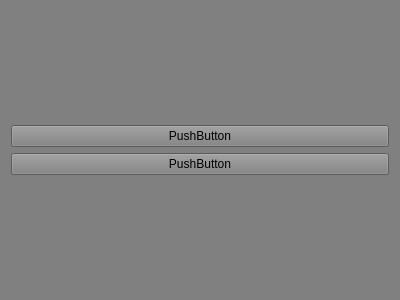
Derker2002/OpenTraffic, file openTraffic/pauseform.ui: the form before one commit.
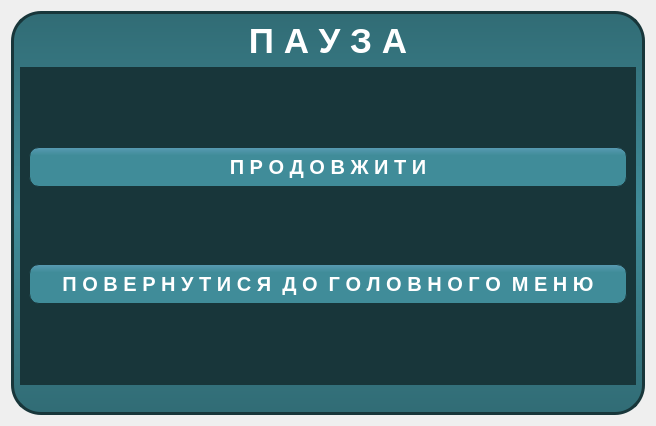
The form after the commit.

```diff
--- a/openTraffic/pauseform.ui
+++ b/openTraffic/pauseform.ui
@@ -1,39 +1,178 @@
 <?xml version="1.0" encoding="UTF-8"?>
 <ui version="4.0">
  <class>pauseform</class>
- <widget class="QWidget" name="pauseform">
+ <widget class="QDialog" name="pauseform">
+  <property name="windowModality">
+   <enum>Qt::WindowModal</enum>
+  </property>
   <property name="geometry">
    <rect>
     <x>0</x>
     <y>0</y>
-    <width>400</width>
-    <height>300</height>
+    <width>656</width>
+    <height>426</height>
    </rect>
   </property>
   <property name="windowTitle">
    <string>Form</string>
   </property>
-  <property name="styleSheet">
-   <string notr="true">background: #808080</string>
+  <property name="modal">
+   <bool>true</bool>
   </property>
   <layout class="QGridLayout" name="gridLayout_2">
-   <item row="0" column="0">
-    <layout class="QGridLayout" name="gridLayout">
-     <item row="1" column="0">
-      <widget class="QPushButton" name="pushButton_2">
-       <property name="text">
-        <string>PushButton</string>
-       </property>
-      </widget>
-     </item>
-     <item row="2" column="0">
-      <widget class="QPushButton" name="pushButton">
-       <property name="text">
-        <string>PushButton</string>
-       </property>
-      </widget>
-     </item>
-    </layout>
+   <item row="1" column="0">
+    <widget class="QWidget" name="BackGround1" native="true">
+     <property name="styleSheet">
+      <string notr="true">QWidget#BackGround1 {
+	background: qlineargradient(spread:pad, x1:0.5, y1:0, x2:0.5, y2:1, stop:0 rgba(49, 108, 117, 255), stop:0.5 rgba(64, 140, 153, 255), stop:1 rgba(49, 108, 117, 255));
+	border-style: solid;
+	border-width: 3px;
+	border-color: rgb(24, 54, 58);
+	border-radius: 30px;
+	font-family: &quot;Arial&quot;;
+	font-size: 20px;
+	font-weight: bold;
+	color: #fff;
+}</string>
+     </property>
+     <layout class="QGridLayout" name="BackGround">
+      <property name="leftMargin">
+       <number>9</number>
+      </property>
+      <property name="topMargin">
+       <number>10</number>
+      </property>
+      <property name="rightMargin">
+       <number>9</number>
+      </property>
+      <property name="bottomMargin">
+       <number>30</number>
+      </property>
+      <item row="0" column="0">
+       <widget class="QLabel" name="label">
+        <property name="sizePolicy">
+         <sizepolicy hsizetype="Preferred" vsizetype="Maximum">
+          <horstretch>0</horstretch>
+          <verstretch>0</verstretch>
+         </sizepolicy>
+        </property>
+        <property name="font">
+         <font>
+          <family>Arial</family>
+          <pointsize>26</pointsize>
+          <weight>75</weight>
+          <bold>true</bold>
+         </font>
+        </property>
+        <property name="styleSheet">
+         <string notr="true">color:#fff</string>
+        </property>
+        <property name="text">
+         <string>П А У З А</string>
+        </property>
+        <property name="alignment">
+         <set>Qt::AlignCenter</set>
+        </property>
+       </widget>
+      </item>
+      <item row="1" column="0">
+       <widget class="QWidget" name="GridLayout" native="true">
+        <property name="focusPolicy">
+         <enum>Qt::NoFocus</enum>
+        </property>
+        <property name="styleSheet">
+         <string notr="true">border : 0px solid blue;
+border-top : 3px solid rgb(24, 54, 58);
+background-color: rgb(24, 54, 58);</string>
+        </property>
+        <layout class="QGridLayout" name="gridLayout">
+         <property name="leftMargin">
+          <number>9</number>
+         </property>
+         <property name="topMargin">
+          <number>9</number>
+         </property>
+         <property name="rightMargin">
+          <number>9</number>
+         </property>
+         <property name="bottomMargin">
+          <number>9</number>
+         </property>
+         <item row="0" column="0">
+          <widget class="QPushButton" name="backButton">
+           <property name="minimumSize">
+            <size>
+             <width>300</width>
+             <height>40</height>
+            </size>
+           </property>
+           <property name="cursor">
+            <cursorShape>PointingHandCursor</cursorShape>
+           </property>
+           <property name="styleSheet">
+            <string notr="true"> QPushButton {
+     background: qlineargradient(spread:pad, x1:0.5, y1:0, x2:0.5, y2:1, stop:0 rgba(89, 155, 179, 255), stop:0.2 rgba(64, 140, 153, 255));
+	border-style: solid;
+	border-width: 1px;
+	border-color: rgb(24, 54, 58);
+	border-radius: 10px;
+	font-family: &quot;Arial&quot;;
+	font-size: 20px;
+	font-weight: bold;
+	color: #fff;
+ }
+ QPushButton:hover {
+     background: qlineargradient(spread:pad, x1:0.5, y1:1, x2:0.5, y2:0.011, stop:0 rgba(89, 155, 179, 255), stop:0.2 rgba(64, 140, 153, 255));
+ }
+ QPushButton:pressed {
+     background: qlineargradient(spread:pad, x1:0.5, y1:0, x2:0.5, y2:1, stop:0 rgba(49, 108, 117, 255), stop:0.2 rgba(64, 140, 153, 255));
+ }</string>
+           </property>
+           <property name="text">
+            <string>П Р О Д О В Ж И Т И</string>
+           </property>
+          </widget>
+         </item>
+         <item row="1" column="0">
+          <widget class="QPushButton" name="menuButton">
+           <property name="minimumSize">
+            <size>
+             <width>300</width>
+             <height>40</height>
+            </size>
+           </property>
+           <property name="cursor">
+            <cursorShape>PointingHandCursor</cursorShape>
+           </property>
+           <property name="styleSheet">
+            <string notr="true"> QPushButton {
+     background: qlineargradient(spread:pad, x1:0.5, y1:0, x2:0.5, y2:1, stop:0 rgba(89, 155, 179, 255), stop:0.2 rgba(64, 140, 153, 255));
+	border-style: solid;
+	border-width: 1px;
+	border-color: rgb(24, 54, 58);
+	border-radius: 10px;
+	font-family: &quot;Arial&quot;;
+	font-size: 20px;
+	font-weight: bold;
+	color: #fff;
+ }
+ QPushButton:hover {
+     background: qlineargradient(spread:pad, x1:0.5, y1:1, x2:0.5, y2:0.011, stop:0 rgba(89, 155, 179, 255), stop:0.2 rgba(64, 140, 153, 255));
+ }
+ QPushButton:pressed {
+     background: qlineargradient(spread:pad, x1:0.5, y1:0, x2:0.5, y2:1, stop:0 rgba(49, 108, 117, 255), stop:0.2 rgba(64, 140, 153, 255));
+ }</string>
+           </property>
+           <property name="text">
+            <string>П О В Е Р Н У Т И С Я  Д О  Г О Л О В Н О Г О  М Е Н Ю</string>
+           </property>
+          </widget>
+         </item>
+        </layout>
+       </widget>
+      </item>
+     </layout>
+    </widget>
    </item>
   </layout>
  </widget>
```
Left out of the diff: 5 changed lines with no effect on the pictures.
